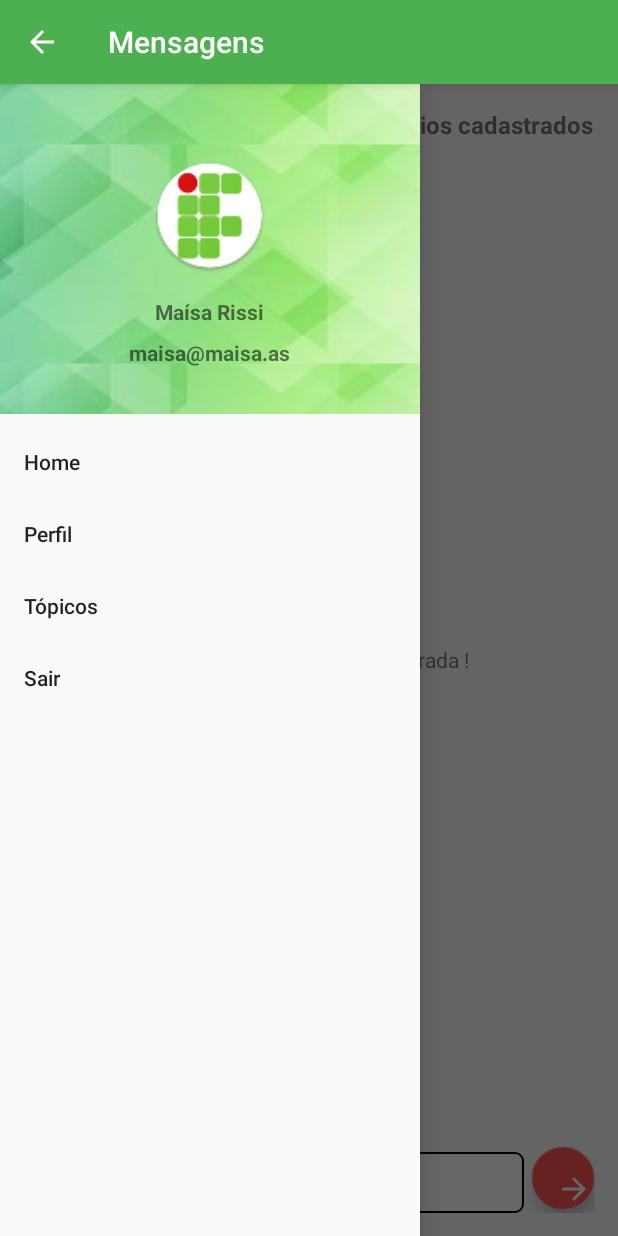
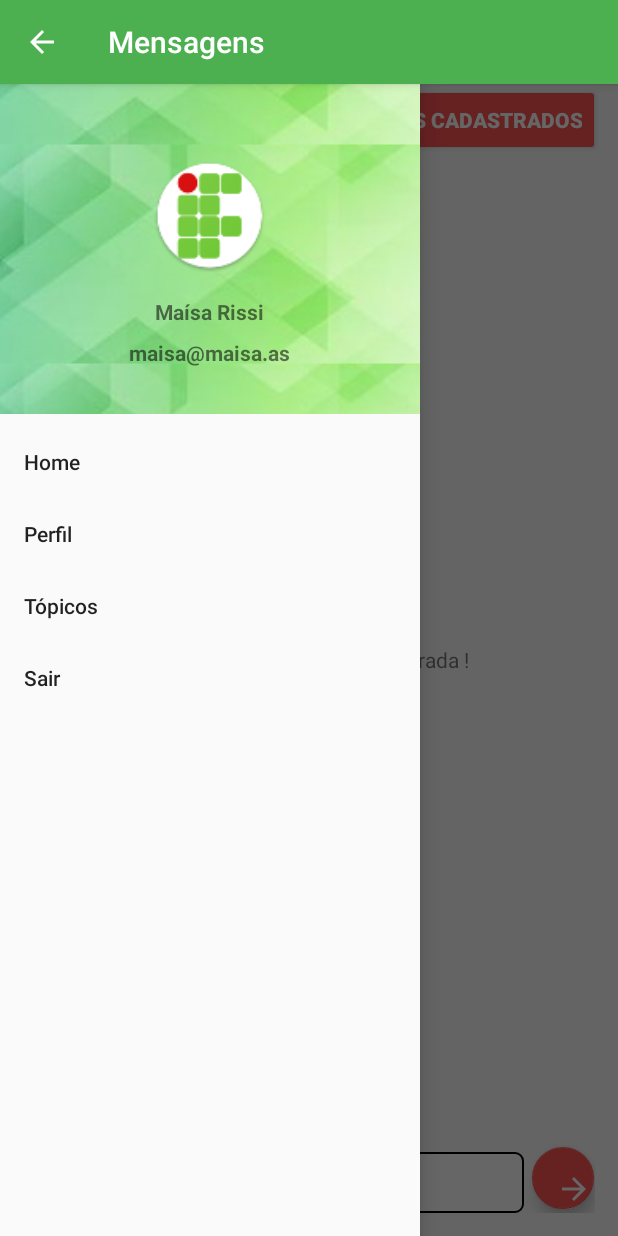
Before and after one commit to mairissi/comunica-ifsp, an Android app: the TopicMessageActivity screen opened directly, with no data from a screen before it, with the side drawer open, on a phone screen of 412 x 824 dp. Run offline under Robolectric (Android 15) with nearby library versions, the phone set to English and light mode, and no system bars; our stand-ins replace CircleImageView, Firebase (no records; nobody signed in at launch, a user with empty details on screens opened directly); 2 statements that could not run were skipped.

Commit message:
Ajuste no list de usuários do tópico

```diff
--- a/app/src/main/java/br/edu/ifspsaocarlos/comunicaifsp/controller/activity/ListUserTopicActivity.java
+++ b/app/src/main/java/br/edu/ifspsaocarlos/comunicaifsp/controller/activity/ListUserTopicActivity.java
@@ -75,8 +75,6 @@ public class ListUserTopicActivity extends CommonActivity{
     public boolean onOptionsItemSelected(MenuItem item) {
         switch (item.getItemId()){
             case android.R.id.home:
-                Intent goToTopico = new Intent(ListUserTopicActivity.this, TopicMessageActivity.class);
-                startActivity(goToTopico);
                 finish();
         }
 
--- a/app/src/main/res/layout/activity_send_message.xml
+++ b/app/src/main/res/layout/activity_send_message.xml
@@ -13,24 +13,6 @@
         android:layout_width="match_parent"
         android:layout_height="wrap_content"
         android:orientation="vertical">
-
-        <LinearLayout
-            android:layout_width="match_parent"
-            android:layout_height="wrap_content"
-            android:orientation="vertical">
-
-            <TextView
-                android:id="@+id/txt_show_users"
-                android:layout_width="wrap_content"
-                android:layout_height="wrap_content"
-                android:layout_gravity="end"
-                android:layout_margin="16dp"
-                android:onClick="callShowUsers"
-                android:textStyle="bold"
-                android:textSize="16dp"
-                android:text="Ver usuários cadastrados" />
-
-        </LinearLayout>
 
         <TextView
             android:id="@+id/default_msg"
@@ -87,7 +69,7 @@
 
         <LinearLayout
             android:layout_width="match_parent"
-            android:layout_marginTop="40dp"
+            android:layout_marginTop="50dp"
             android:layout_height="match_parent"
             android:orientation="horizontal">
 
@@ -98,6 +80,20 @@
                 android:layout_above="@id/message_sender_container" />
 
         </LinearLayout>
+
+        <TextView
+            android:id="@+id/txt_show_users"
+            android:layout_width="wrap_content"
+            android:layout_height="wrap_content"
+            android:layout_gravity="end"
+            android:onClick="callShowUsers"
+            android:text="Usuários cadastrados"
+            android:textStyle="bold"
+            style="@style/Widget.AppCompat.Button.Colored"
+            android:layout_alignParentTop="true"
+            android:layout_alignParentRight="true"
+            android:layout_alignParentEnd="true"
+            android:layout_marginRight="12dp"/>
 
     </RelativeLayout>
 
```
